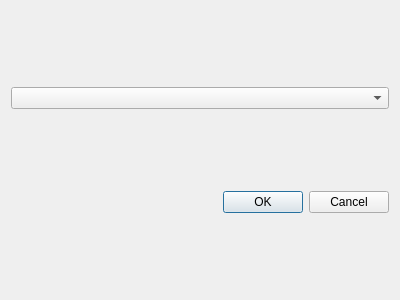
ClockworkOrigins/i6engine, file tools/particleEditor/gui/dialogChooseConnectionType.ui: the form before one commit.
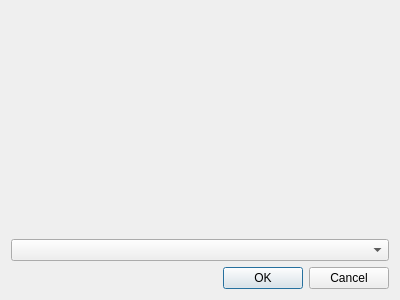
The form after the commit.

```diff
--- a/tools/particleEditor/gui/dialogChooseConnectionType.ui
+++ b/tools/particleEditor/gui/dialogChooseConnectionType.ui
@@ -16,6 +16,13 @@
   <layout class="QGridLayout" name="gridLayout">
    <item row="0" column="0">
     <layout class="QVBoxLayout" name="verticalLayout">
+     <item>
+      <widget class="QLabel" name="label">
+       <property name="text">
+        <string/>
+       </property>
+      </widget>
+     </item>
      <item>
       <widget class="QComboBox" name="comboBox"/>
      </item>
```
